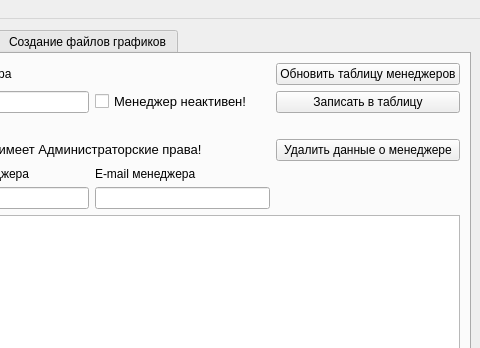
First picture: the form in solutions/pyqt4.ui, repository petro-ew/test1, before the edit; both pictures show x 567 to 1047 and y 0 to 348 of the 1047 by 689 pixel window.
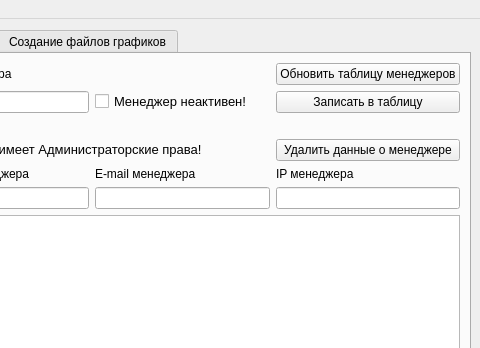
Second picture: the form after the edit. The open tabs and pages were chosen to show the change.

Commit message: adminkа добавил графику для вставки айпи

```diff
--- a/solutions/pyqt4.ui
+++ b/solutions/pyqt4.ui
@@ -200,6 +200,16 @@
             </property>
            </widget>
           </item>
+          <item row="11" column="4">
+           <widget class="QLabel" name="label_ip_manager">
+            <property name="text">
+             <string>IP менеджера</string>
+            </property>
+           </widget>
+          </item>
+          <item row="12" column="4">
+           <widget class="QLineEdit" name="lineEdit_ip_manager"/>
+          </item>
          </layout>
         </widget>
         <widget class="QWidget" name="tab_2">
```
Left out of the diff: 6 changed lines with no effect on the pictures. The commit also changes 1 other file.
